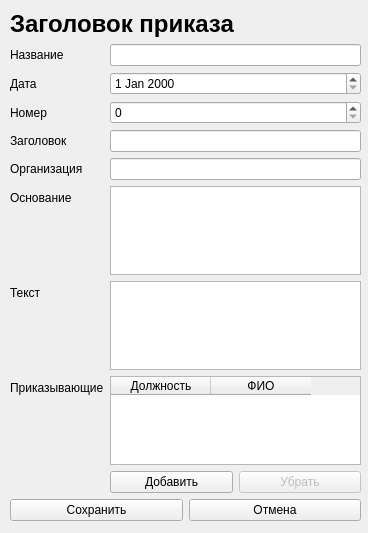
Above: editWidget.ui from f1rsov08/BestProject before the change. Below: the same form after it.
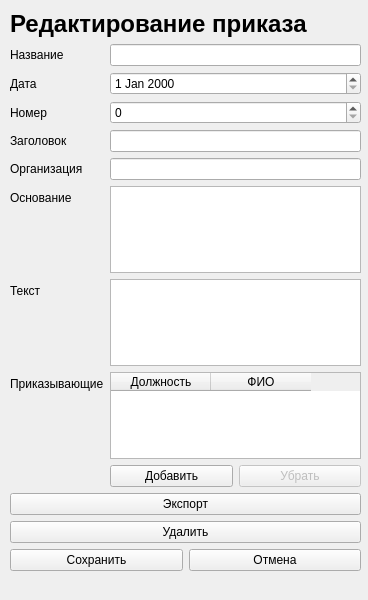
That is the form after the change.

Commit message: Различные исправления

```diff
--- a/editWidget.ui
+++ b/editWidget.ui
@@ -7,7 +7,7 @@
     <x>0</x>
     <y>0</y>
     <width>368</width>
-    <height>533</height>
+    <height>600</height>
    </rect>
   </property>
   <property name="windowTitle">
@@ -19,14 +19,14 @@
      <x>10</x>
      <y>10</y>
      <width>351</width>
-     <height>511</height>
+     <height>581</height>
     </rect>
    </property>
    <layout class="QVBoxLayout" name="verticalLayout">
     <item>
      <widget class="QLabel" name="label">
       <property name="text">
-       <string>&lt;html&gt;&lt;head/&gt;&lt;body&gt;&lt;p&gt;&lt;span style=&quot; font-size:18pt; font-weight:600;&quot;&gt;Заголовок приказа&lt;/span&gt;&lt;/p&gt;&lt;/body&gt;&lt;/html&gt;</string>
+       <string>&lt;html&gt;&lt;head/&gt;&lt;body&gt;&lt;p&gt;&lt;span style=&quot; font-size:18pt; font-weight:600;&quot;&gt;Редактирование приказа&lt;/span&gt;&lt;/p&gt;&lt;/body&gt;&lt;/html&gt;</string>
       </property>
      </widget>
     </item>
@@ -125,7 +125,7 @@
            </widget>
           </item>
           <item>
-           <widget class="QPushButton" name="deleteButton">
+           <widget class="QPushButton" name="delRowButton">
             <property name="enabled">
              <bool>false</bool>
             </property>
@@ -150,6 +150,23 @@
       </item>
      </layout>
     </item>
+    <item>
+     <widget class="QPushButton" name="exportlabel">
+      <property name="text">
+       <string>Экспорт</string>
+      </property>
+     </widget>
+    </item>
+    <item>
+     <widget class="QPushButton" name="deleteButton">
+      <property name="enabled">
+       <bool>true</bool>
+      </property>
+      <property name="text">
+       <string>Удалить</string>
+      </property>
+     </widget>
+    </item>
     <item>
      <layout class="QHBoxLayout" name="horizontalLayout_2">
       <item>
@@ -171,6 +188,13 @@
       </item>
      </layout>
     </item>
+    <item>
+     <widget class="QLabel" name="statusbar">
+      <property name="text">
+       <string/>
+      </property>
+     </widget>
+    </item>
    </layout>
   </widget>
  </widget>
```
Left out of the diff: 8 changed lines with no effect on the pictures.
